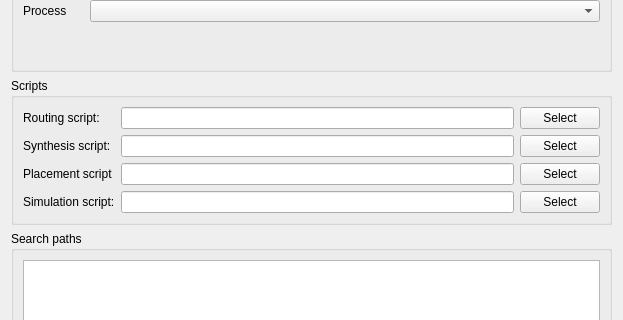
This is projectsettings.ui in libresilicon/qtflow as Qt 5 draws it before an edit; both pictures show x 0 to 623 and y 126 to 446 of the 623 by 646 pixel window. The edited form follows.
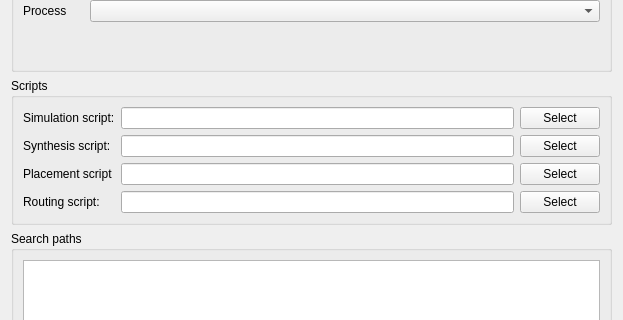
This is the edited form. Icons and pictures are not drawn.

Commit message: adding search path functionality

```diff
--- a/projectsettings.ui
+++ b/projectsettings.ui
@@ -99,20 +99,20 @@
       <string>Scripts</string>
      </property>
      <layout class="QFormLayout" name="formLayout_2">
-      <item row="2" column="0">
-       <widget class="QLabel" name="pathOfIcarusLabel">
+      <item row="0" column="0">
+       <widget class="QLabel" name="pathOfYosysLabel">
         <property name="text">
-         <string>Routing script:</string>
+         <string>Simulation script:</string>
         </property>
        </widget>
       </item>
-      <item row="2" column="1">
-       <layout class="QHBoxLayout" name="horizontalLayout_4">
+      <item row="0" column="1">
+       <layout class="QHBoxLayout" name="horizontalLayout">
         <item>
-         <widget class="QLineEdit" name="pathRoutingScript"/>
+         <widget class="QLineEdit" name="pathSimulationScript"/>
         </item>
         <item>
-         <widget class="QPushButton" name="routingScriptButton">
+         <widget class="QPushButton" name="simulationScriptButton">
           <property name="text">
            <string>Select</string>
           </property>
@@ -120,14 +120,14 @@
         </item>
        </layout>
       </item>
-      <item row="3" column="0">
+      <item row="1" column="0">
        <widget class="QLabel" name="pathOfGraywolfLabel">
         <property name="text">
          <string>Synthesis script:</string>
         </property>
        </widget>
       </item>
-      <item row="3" column="1">
+      <item row="1" column="1">
        <layout class="QHBoxLayout" name="horizontalLayout_2">
         <item>
          <widget class="QLineEdit" name="pathSynthesisScript"/>
@@ -141,14 +141,14 @@
         </item>
        </layout>
       </item>
-      <item row="4" column="0">
+      <item row="2" column="0">
        <widget class="QLabel" name="pathOfQRouterLabel">
         <property name="text">
          <string>Placement script</string>
         </property>
        </widget>
       </item>
-      <item row="4" column="1">
+      <item row="2" column="1">
        <layout class="QHBoxLayout" name="horizontalLayout_3">
         <item>
          <widget class="QLineEdit" name="pathPlacementScript"/>
@@ -162,20 +162,20 @@
         </item>
        </layout>
       </item>
-      <item row="5" column="0">
-       <widget class="QLabel" name="pathOfYosysLabel">
+      <item row="3" column="0">
+       <widget class="QLabel" name="pathOfIcarusLabel">
         <property name="text">
-         <string>Simulation script:</string>
+         <string>Routing script:</string>
         </property>
        </widget>
       </item>
-      <item row="5" column="1">
-       <layout class="QHBoxLayout" name="horizontalLayout">
+      <item row="3" column="1">
+       <layout class="QHBoxLayout" name="horizontalLayout_4">
         <item>
-         <widget class="QLineEdit" name="pathSimulationScript"/>
+         <widget class="QLineEdit" name="pathRoutingScript"/>
         </item>
         <item>
-         <widget class="QPushButton" name="simulationScriptButton">
+         <widget class="QPushButton" name="routingScriptButton">
           <property name="text">
            <string>Select</string>
           </property>
```
The commit also changes 4 other files.
